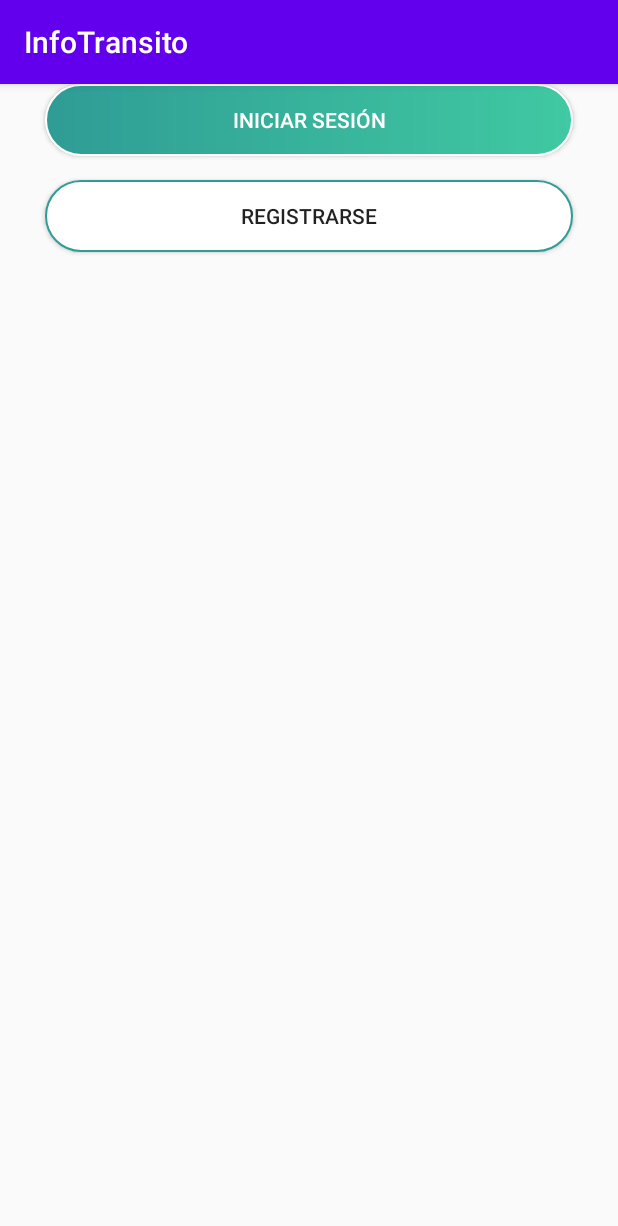
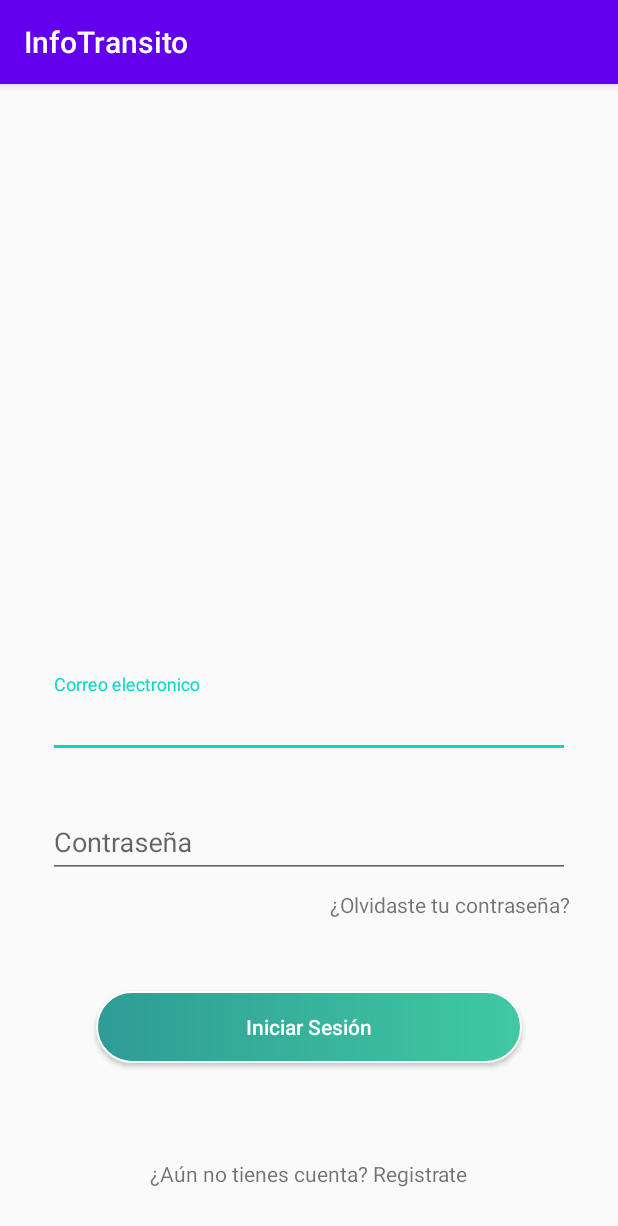
Before and after one commit to alvaroagr/InfoTransito, an Android app: the LoginActivity screen opened directly, with no data from a screen before it, on a phone screen of 412 x 824 dp. Shown: the top 1226 px of the screen. Run offline under Robolectric (Android 15) with nearby library versions, the phone set to English and light mode, and no system bars.

Commit message:
add some style things. must shift priorities to functionality

```diff
--- /dev/null
+++ b/app/src/main/res/anim/close.xml
@@ -0,0 +1,4 @@
+<?xml version="1.0" encoding="utf-8"?>
+<set xmlns:android="http://schemas.android.com/apk/res/android" android:duration="300">
+    <translate android:fromYDelta="0%" android:toYDelta="100%"/>
+</set>
--- /dev/null
+++ b/app/src/main/res/anim/enter.xml
@@ -0,0 +1,4 @@
+<?xml version="1.0" encoding="utf-8"?>
+<set xmlns:android="http://schemas.android.com/apk/res/android" android:duration="300">
+    <translate android:fromYDelta="100%" android:toYDelta="0%"/>
+</set>
--- /dev/null
+++ b/app/src/main/res/anim/stay.xml
@@ -0,0 +1,5 @@
+<?xml version="1.0" encoding="utf-8"?>
+<set xmlns:android="http://schemas.android.com/apk/res/android" android:duration="300">
+    <translate android:fromYDelta="0%" android:toYDelta="0%"/>
+    <alpha android:fromAlpha="1" android:toAlpha="1"/>
+</set>
--- a/app/src/main/res/layout/activity_login.xml
+++ b/app/src/main/res/layout/activity_login.xml
@@ -6,29 +6,71 @@
     android:layout_height="match_parent"
     tools:context=".LoginActivity">
 
-    <Button
-        android:id="@+id/button"
+    <com.google.android.material.textfield.TextInputLayout
+        android:id="@+id/emailWrapper"
         android:layout_width="0dp"
         android:layout_height="wrap_content"
-        android:layout_marginStart="30dp"
-        android:layout_marginEnd="30dp"
-        android:background="@drawable/primary_btn_bg"
-        android:text="Iniciar Sesión"
-        android:textColor="#FFFFFF"
+        android:layout_marginStart="32dp"
+        android:layout_marginEnd="32dp"
+        android:layout_marginBottom="24dp"
+        app:layout_constraintBottom_toTopOf="@+id/passwordWrapper"
         app:layout_constraintEnd_toEndOf="parent"
-        app:layout_constraintStart_toStartOf="parent"
-        tools:layout_editor_absoluteY="373dp" />
+        app:layout_constraintStart_toStartOf="parent">
+
+        <com.google.android.material.textfield.TextInputEditText
+            android:layout_width="match_parent"
+            android:layout_height="wrap_content"
+            android:hint="Correo electronico" />
+    </com.google.android.material.textfield.TextInputLayout>
+
+    <com.google.android.material.textfield.TextInputLayout
+        android:id="@+id/passwordWrapper"
+        android:layout_width="0dp"
+        android:layout_height="wrap_content"
+        android:layout_marginStart="32dp"
+        android:layout_marginEnd="32dp"
+        android:layout_marginBottom="8dp"
+        app:layout_constraintBottom_toTopOf="@+id/textView"
+        app:layout_constraintEnd_toEndOf="parent"
+        app:layout_constraintStart_toStartOf="parent">
+
+        <com.google.android.material.textfield.TextInputEditText
+            android:layout_width="match_parent"
+            android:layout_height="wrap_content"
+            android:hint="Contraseña"
+            android:inputType="textPassword"/>
+    </com.google.android.material.textfield.TextInputLayout>
+
+    <TextView
+        android:id="@+id/textView"
+        android:layout_width="wrap_content"
+        android:layout_height="wrap_content"
+        android:layout_marginBottom="48dp"
+        android:text="¿Olvidaste tu contraseña?"
+        app:layout_constraintBottom_toTopOf="@+id/loginBtn"
+        app:layout_constraintEnd_toEndOf="@+id/passwordWrapper" />
 
     <Button
-        android:id="@+id/button2"
+        android:id="@+id/loginBtn"
+        style="@style/PrimaryBtn"
         android:layout_width="0dp"
         android:layout_height="wrap_content"
-        android:layout_marginStart="30dp"
-        android:layout_marginTop="16dp"
-        android:layout_marginEnd="30dp"
-        android:background="@drawable/btn_bg"
-        android:text="Registrarse"
+        android:layout_marginStart="64dp"
+        android:layout_marginEnd="64dp"
+        android:layout_marginBottom="64dp"
+        android:text="Iniciar Sesión"
+        app:layout_constraintBottom_toTopOf="@+id/textView2"
         app:layout_constraintEnd_toEndOf="parent"
-        app:layout_constraintStart_toStartOf="parent"
-        app:layout_constraintTop_toBottomOf="@+id/button" />
+        app:layout_constraintStart_toStartOf="parent" />
+
+    <TextView
+        android:id="@+id/textView2"
+        android:layout_width="wrap_content"
+        android:layout_height="wrap_content"
+        android:layout_marginBottom="32dp"
+        android:text="¿Aún no tienes cuenta? Registrate"
+        app:layout_constraintBottom_toBottomOf="parent"
+        app:layout_constraintEnd_toEndOf="parent"
+        app:layout_constraintStart_toStartOf="parent" />
+
 </androidx.constraintlayout.widget.ConstraintLayout>
--- a/app/src/main/res/values/styles.xml
+++ b/app/src/main/res/values/styles.xml
@@ -7,4 +7,24 @@
         <item name="colorAccent">@color/colorAccent</item>
     </style>
 
+    <style name="PrimaryBtn" parent="Widget.AppCompat.Button">
+        <item name="android:background">@drawable/primary_btn_bg</item>
+        <item name="android:textColor">#FFFFFF</item>
+        <item name="android:textAllCaps">false</item>
+    </style>
+
+    <style name="SecondaryBtn" parent="Widget.AppCompat.Button">
+        <item name="android:background">@drawable/secondary_btn_bg</item>
+        <item name="android:textColor">#FFFFFF</item>
+        <item name="android:textAllCaps">false</item>
+    </style>
+
+    <style name="Btn" parent="Widget.AppCompat.Button">
+        <item name="android:background">@drawable/btn_bg</item>
+        <item name="android:textColor">#000000</item>
+        <item name="android:textAllCaps">false</item>
+    </style>
+
+
+
 </resources>
```
Also changed, not shown: app/src/main/AndroidManifest.xml (+3 -4 lines), app/src/main/java/com/example/infotransito/LandingActivity.java (added, +14 -0 lines), app/src/main/java/com/example/infotransito/TextUtil.java (added, +10 -0 lines), app/src/main/res/drawable/textfield_primary_bg.xml (added, +7 -0 lines), app/src/main/res/layout/activity_landing.xml (added, +35 -0 lines), app/src/main/res/layout/activity_main.xml (+1 -12 lines).
